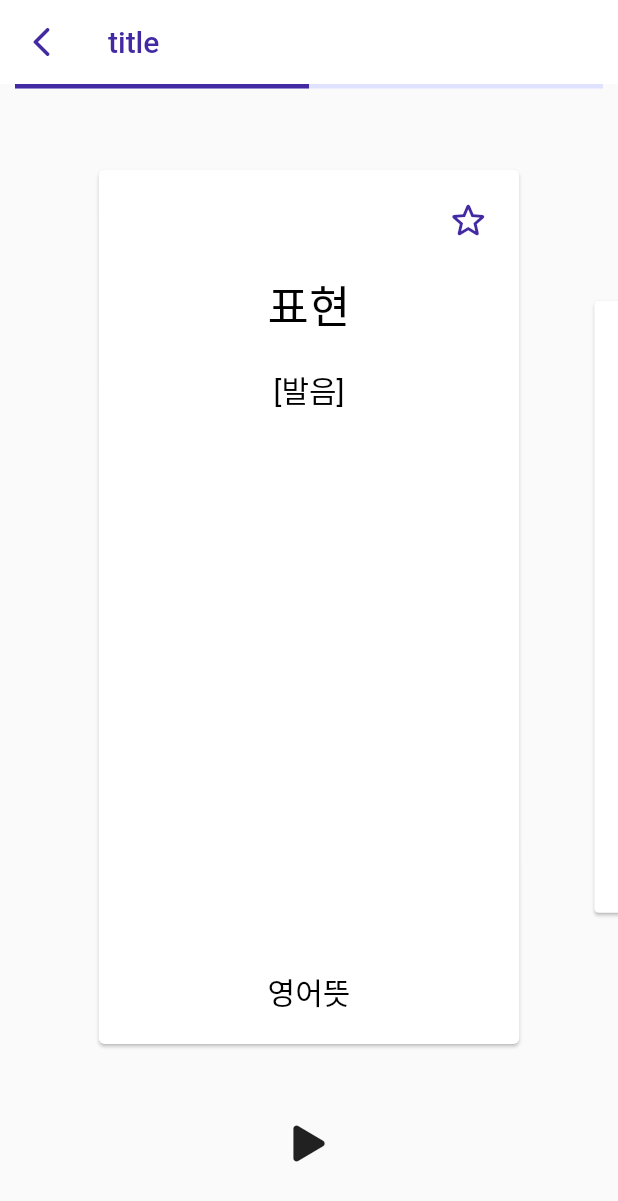
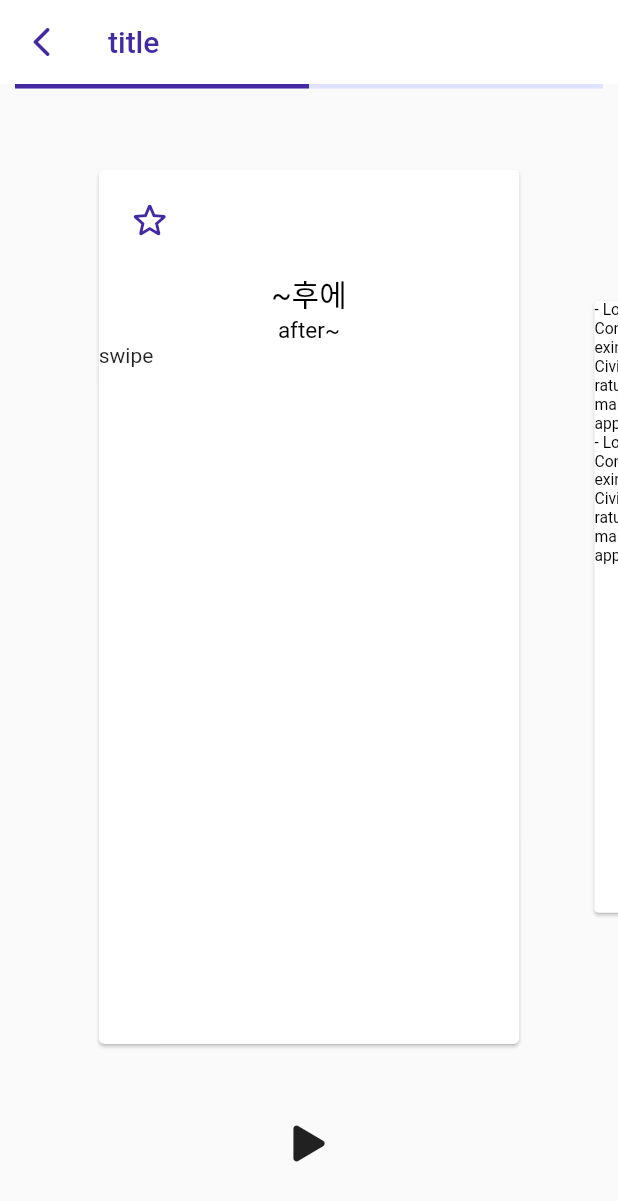
Before and after one commit to kammaii/podo, a Flutter app: the LessonFrame screen opened directly, after a tap on the "star outline" icon, on a phone screen of 412 x 824 dp. Shown: the top 1201 px of the screen. Run offline on Flutter 3.47's test engine with Material 2 defaults, Android fonts, the phone set to English and light mode, and no system bars; drawn by our look-alikes of card_swiper, percent_indicator; our stand-ins replace animated_text_kit, flutter_login, font_awesome_flutter, get, package_info, persistent_bottom_nav_bar.

Commit message:
working on lesson card

```diff
--- /dev/null
+++ b/lib/lessons/lesson_card.dart
@@ -0,0 +1,28 @@
+class LessonCard {
+  String lessonId;
+  String itemId;
+  late String uniqueId;
+  String type;
+  String? kr;
+  String? en;
+  String? pronun;
+  List<String>? explain;
+  String? audio;
+  String? question;
+  List<String>? examples;
+
+  LessonCard(
+    this.lessonId,
+    this.itemId,
+    this.type, {
+    this.kr,
+    this.en,
+    this.pronun,
+    this.explain,
+    this.audio,
+    this.question,
+    this.examples,
+  }) {
+    uniqueId = '${lessonId}_$itemId';
+  }
+}
--- a/lib/screens/lesson/lesson_frame.dart
+++ b/lib/screens/lesson/lesson_frame.dart
@@ -2,6 +2,7 @@ import 'package:card_swiper/card_swiper.dart';
 import 'package:flutter/material.dart';
 import 'package:font_awesome_flutter/font_awesome_flutter.dart';
 import 'package:podo/common_widgets/my_widget.dart';
+import 'package:podo/lessons/lesson_card.dart';
 import 'package:podo/values/my_colors.dart';
 import 'package:podo/values/my_strings.dart';
 import 'package:percent_indicator/percent_indicator.dart';
@@ -14,6 +15,26 @@ class LessonFrame extends StatefulWidget {
 }
 
 class _LessonFrameState extends State<LessonFrame> {
+
+  LessonCard subjectSample = LessonCard('b_01', '01', MyStrings.subject, kr: '~후에', en: 'after~');
+  LessonCard explainSample = LessonCard('b_01', '02', MyStrings.explain, explain: [MyStrings.lorem, MyStrings.lorem]);
+  LessonCard practiceSample = LessonCard('b_01', '03', MyStrings.practice, kr: '밥을 먹어요', pronun: '[바블머거요]', en: 'I have a meal', audio: 'practice.mp3');
+  LessonCard speakSample = LessonCard('b_01', '04', MyStrings.speak, kr: '학교에 가요', en: 'I go to school', audio: 'speak.mp3');
+  LessonCard quizSample = LessonCard('b_01', '05', MyStrings.quiz, question: '기역', examples: ['ㄱ', 'ㄴ','ㄷ','ㄹ'], audio: 'quiz.mp3');
+
+  List<LessonCard> cards = [];
+
+
+  @override
+  void initState() {
+    super.initState();
+    cards.add(subjectSample);
+    cards.add(explainSample);
+    cards.add(practiceSample);
+    cards.add(speakSample);
+    cards.add(quizSample);
+  }
+
   @override
   Widget build(BuildContext context) {
     return SafeArea(
@@ -32,10 +53,10 @@ class _LessonFrameState extends State<LessonFrame> {
             Expanded(
               child: Swiper(
                 itemBuilder: (context, index) {
-                  return getCards(index);
+                  return getCards(cards[index]);
                 },
                 loop: false,
-                itemCount: 3,
+                itemCount: cards.length,
                 viewportFraction: 0.7,
                 scale: 0.7,
                 onIndexChanged: (index) {},
@@ -52,46 +73,109 @@ class _LessonFrameState extends State<LessonFrame> {
   }
 }
 
-Widget getCards(int index) {
+Widget favoriteBtn({bool hasSkipBtn = false}) {
   return Padding(
-    padding: const EdgeInsets.symmetric(vertical: 50),
-    child: Card(
-      child: Column(
+    padding: const EdgeInsets.all(10),
+    child: Row(
+      mainAxisAlignment: MainAxisAlignment.spaceBetween,
       children: [
-          Padding(
-            padding: const EdgeInsets.all(10),
-            child: Align(
-              alignment: Alignment.topRight,
-              child: IconButton(
-                onPressed: () {},
+        IconButton(
+          onPressed: () {
+            debugPrint('favorite clicked');
+          },
           icon: const Icon(
             Icons.star_outline_rounded,
             color: MyColors.purple,
             size: 30,
           ),
         ),
-            ),
-          ),
-          Expanded(
-            child: Column(
-              children: [
-                getCardText('표현', 30),
-                const SizedBox(
-                  height: 20,
-                ),
-                getCardText('[발음]', 20),
-                Expanded(
-                  child: Align(
-                    alignment: Alignment.bottomCenter,
-                    child: getCardText('영어뜻', 20),
-                  ),
-                ),
-                const SizedBox(height: 20),
+        hasSkipBtn
+            ? TextButton(onPressed: (){}, child: MyWidget().getTextWidget(MyStrings.skip, 10, MyColors.grey))
+            : const SizedBox.shrink(),
       ],
     ),
-          ),
+  );
+}
+
+Widget bottomDirection(String text, {double? cpTime}) {
+  return Row(
+    children: [
+      Text(text),
+      // todo: 원형 프로그레스바 추가할 것
     ],
-      ),
+  );
+}
+
+
+Widget getCards(LessonCard card) {
+  String type = card.type;
+  Widget widget;
+
+  switch (type) {
+    case  MyStrings.subject :
+      widget = Column(
+        children: [
+          favoriteBtn(),
+          MyWidget().getTextWidget(card.kr!, 20, Colors.black),
+          MyWidget().getTextWidget(card.en!, 15, Colors.black),
+          bottomDirection(MyStrings.swipe),
+        ],
+      );
+      break;
+
+    case MyStrings.explain :
+      List<Text> textWidgets = [];
+      for(String explain in card.explain!) {
+        textWidgets.add(MyWidget().getTextWidget('- $explain', 15, Colors.black));
+      }
+      widget = Column(
+        children: textWidgets,
+      );
+      break;
+
+    case MyStrings.practice :
+      widget = Column(
+        children: [
+          favoriteBtn(hasSkipBtn: true),
+          MyWidget().getTextWidget(card.kr!, 20, Colors.black),
+          MyWidget().getTextWidget(card.pronun!, 15, Colors.black),
+          MyWidget().getTextWidget(card.en!, 15, Colors.black),
+          bottomDirection(MyStrings.listen),
+        ],
+      );
+      break;
+
+    case MyStrings.speak :
+      widget = Column(
+        children: [
+          favoriteBtn(hasSkipBtn: true),
+          MyWidget().getTextWidget(card.kr!, 20, Colors.black),
+          MyWidget().getTextWidget(card.en!, 15, Colors.black),
+          bottomDirection(MyStrings.speakInKorean),
+        ],
+      );
+      break;
+
+    case MyStrings.quiz :
+      widget = Column(
+        children: [
+          favoriteBtn(hasSkipBtn: true),
+          //todo: sliver 추가
+          IconButton(onPressed: (){}, icon: const Icon(Icons.volume_up_rounded)),
+          bottomDirection(MyStrings.listenAndClickAnswer),
+        ],
+      );
+      break;
+
+    default:
+      widget = const Text('widget');
+  }
+
+
+  return Padding(
+    padding: const EdgeInsets.symmetric(vertical: 50),
+    child: Card(
+      child: widget
     ),
   );
 }
--- a/lib/values/my_strings.dart
+++ b/lib/values/my_strings.dart
@@ -74,5 +74,20 @@ class MyStrings {
   static const String coinAlertTitle = 'You don\'t have enough coins.';
   static const String coinAlertSubTitlePremium = '3 coins will be charged tomorrow.';
   static const String coinAlertSubTitleNoPremium = 'Would you like to subscribe to the app and get 3 coins every day?';
+  static const String listen = 'Listen';
+  static const String speakInKorean = 'Speak in Korean';
+  static const String skip = 'skip';
+  static const String listenAndClickAnswer = 'Listen and click the answer';
+
+
+
+
+  static const String subject = 'subject';
+  static const String explain = 'explain';
+  static const String practice = 'practice';
+  static const String speak = 'speak';
+  static const String quiz = 'quiz';
+  static const String swipe = 'swipe';
+
 
 }
```
Also changed, not shown: lib/lessons/lesson_item.dart (+5 -14 lines), lib/lessons/lessons.dart (+73 -73 lines), lib/screens/lesson/lesson_main.dart (+30 -19 lines). Lines whose indentation alone changed are shown as unchanged.
